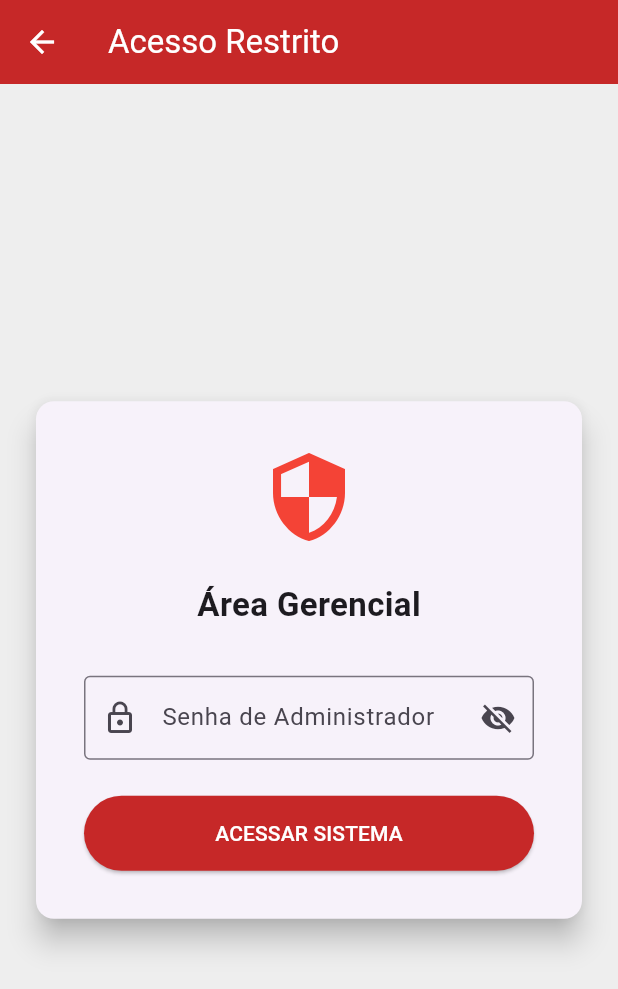
After one commit to ecluiza/Hamburgueria_Flutter, a Flutter app: the screen it shows after launch, after a tap on "Acesso Administrativo", on a phone screen of 412 x 824 dp. The commit adds this screen. Shown: the top 989 px of the screen. Run offline on Flutter 3.47's test engine with Material 3 defaults, Android fonts, the phone set to English and light mode, and no system bars; our stand-ins replace shared_preferences; network calls fail.

Commit message:
Adiciona telas de administração e login administrativo, implementa funcionalidades de gerenciamento de hambúrgueres e validação de acesso

```diff
--- a/lib/main.dart
+++ b/lib/main.dart
@@ -2,6 +2,8 @@ import 'package:flutter/material.dart';
 import 'telas/login_tela.dart';
 import 'telas/cardapio_tela.dart';
 import 'telas/carrinho_tela.dart';
+import 'telas/admin_tela.dart';
+import 'telas/login_admin_tela.dart';
 
 void main() {
   runApp(const MeuApp());
@@ -24,6 +26,8 @@ class MeuApp extends StatelessWidget {
         '/': (context) => const LoginTela(),
         '/cardapio': (context) => const CardapioTela(),
         '/carrinho': (context) => const CarrinhoTela(),
+        '/admin': (context) => const AdminTela(),
+        '/login-admin': (context) => const LoginAdminTela(),
       },
     );
   }
--- /dev/null
+++ b/lib/telas/login_admin_tela.dart
@@ -0,0 +1,96 @@
+import 'package:flutter/material.dart';
+import '../servico/hamburguer_service.dart';
+
+class LoginAdminTela extends StatefulWidget {
+  const LoginAdminTela({super.key});
+
+  @override
+  State<LoginAdminTela> createState() => _LoginAdminTelaState();
+}
+
+class _LoginAdminTelaState extends State<LoginAdminTela> {
+  final _senhaController = TextEditingController();
+  final _service = HamburguerService();
+  bool _carregando = false;
+  bool _senhaVisivel = false;
+
+  void _validarAcesso() async {
+    setState(() => _carregando = true);
+
+    bool sucesso = await _service.loginAdmin(_senhaController.text);
+
+    setState(() => _carregando = false);
+
+    if (sucesso && mounted) {
+      Navigator.pushReplacementNamed(context, '/admin');
+    } else if (mounted) {
+      ScaffoldMessenger.of(context).showSnackBar(
+        const SnackBar(
+          content: Text("Acesso Negado. Verifique suas credenciais."),
+          backgroundColor: Colors.red,
+        ),
+      );
+    }
+  }
+
+  @override
+  Widget build(BuildContext context) {
+    return Scaffold(
+      backgroundColor: Colors.grey[200],
+      appBar: AppBar(
+        title: const Text("Acesso Restrito"),
+        backgroundColor: Colors.red[800],
+        foregroundColor: Colors.white,
+      ),
+      body: Center(
+        child: Card(
+          margin: const EdgeInsets.all(24),
+          elevation: 8,
+          child: Padding(
+            padding: const EdgeInsets.all(32.0),
+            child: Column(
+              mainAxisSize: MainAxisSize.min,
+              children: [
+                const Icon(Icons.security, size: 64, color: Colors.red),
+                const SizedBox(height: 24),
+                const Text(
+                  "Área Gerencial",
+                  style: TextStyle(fontSize: 22, fontWeight: FontWeight.bold),
+                ),
+                const SizedBox(height: 32),
+                TextField(
+                  controller: _senhaController,
+                  obscureText: !_senhaVisivel,
+                  decoration: InputDecoration(
+                    labelText: "Senha de Administrador",
+                    border: const OutlineInputBorder(),
+                    prefixIcon: const Icon(Icons.lock_outline),
+                    suffixIcon: IconButton(
+                      icon: Icon(_senhaVisivel ? Icons.visibility : Icons.visibility_off),
+                      onPressed: () => setState(() => _senhaVisivel = !_senhaVisivel),
+                    ),
+                  ),
+                ),
+                const SizedBox(height: 24),
+                SizedBox(
+                  width: double.infinity,
+                  height: 50,
+                  child: ElevatedButton(
+                    style: ElevatedButton.styleFrom(
+                      backgroundColor: Colors.red[800],
+                      foregroundColor: Colors.white,
+                    ),
+                    onPressed: _carregando ? null : _validarAcesso,
+                    child: _carregando
+                      ? const CircularProgressIndicator(color: Colors.white)
+                      : const Text("ACESSAR SISTEMA"),
+                  ),
+                )
+              ],
+            ),
+          ),
+        ),
+      ),
+    );
+  }
+}
--- a/lib/telas/login_tela.dart
+++ b/lib/telas/login_tela.dart
@@ -32,7 +32,10 @@ class _LoginTelaState extends State<LoginTela> {
           children: [
             const Icon(Icons.fastfood, size: 100, color: Colors.orange),
             const SizedBox(height: 20),
-            const Text("Bem-vindo à Hamburgueria", style: TextStyle(fontSize: 24)),
+            const Text(
+              "Bem-vindo à Hamburgueria",
+              style: TextStyle(fontSize: 24),
+            ),
             const SizedBox(height: 40),
             TextField(
               controller: _controller,
@@ -42,14 +45,29 @@ class _LoginTelaState extends State<LoginTela> {
               ),
             ),
             const SizedBox(height: 20),
+
             ElevatedButton(
               onPressed: _entrar,
               style: ElevatedButton.styleFrom(
                 backgroundColor: Colors.orange,
                 minimumSize: const Size(double.infinity, 50),
               ),
-              child: const Text("ENTRAR", style: TextStyle(color: Colors.white)),
-            )
+              child: const Text(
+                "ENTRAR",
+                style: TextStyle(color: Colors.white),
+              ),
+            ),
+
+            const SizedBox(height: 10),
+            TextButton(
+              onPressed: () {
+                Navigator.pushNamed(context, '/login-admin');
+              },
+              child: const Text(
+                "Acesso Administrativo",
+                style: TextStyle(color: Colors.grey),
+              ),
+            ),
           ],
         ),
       ),
```
Also changed, not shown: lib/modelo/hamburguer.dart (+4 -4 lines), lib/servico/hamburguer_service.dart (+51 -5 lines), lib/telas/admin_tela.dart (added, +174 -0 lines).
